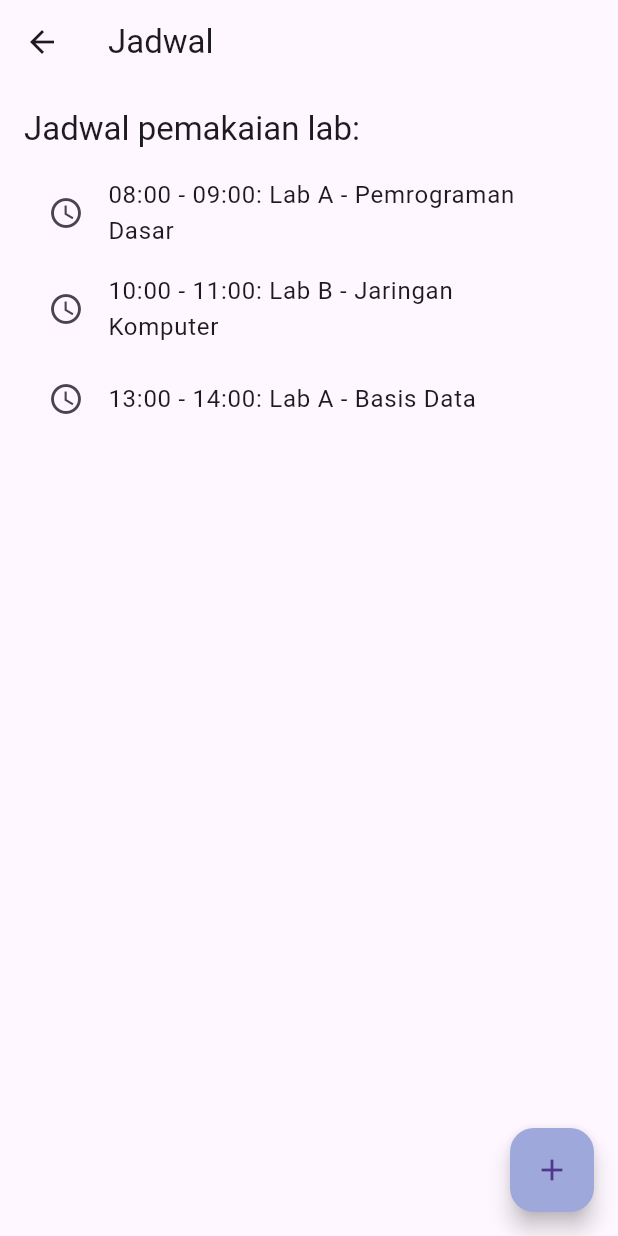
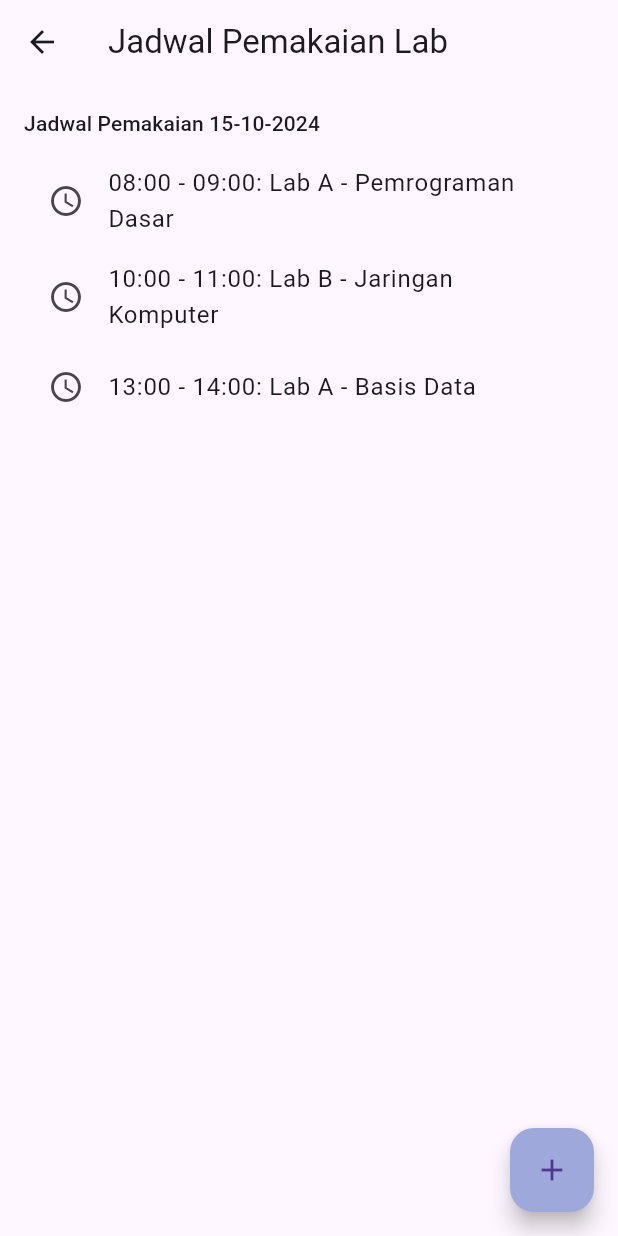
Before and after one commit to arsyida/lab_booking, a Flutter app: the LabSchedulePage screen opened directly with empty values, on a phone screen of 412 x 824 dp. Run offline on Flutter 3.47's test engine with Material 3 defaults, Android fonts, the light colour scheme and no system bars; our stand-ins replace table_calendar.

Commit message:
format date fix

```diff
--- a/lib/main.dart
+++ b/lib/main.dart
@@ -1,4 +1,5 @@
 import 'package:flutter/material.dart';
+import 'package:intl/intl.dart';
 import 'package:table_calendar/table_calendar.dart';
 
 void main() {
@@ -121,7 +122,7 @@ class LabSchedulePage extends StatelessWidget {
 
     return Scaffold(
       appBar: AppBar(
-        title: Text('Jadwal Pemakaian ${selectedDate.toLocal()}'.split(' ')[0]),
+        title: Text('Jadwal Pemakaian Lab'),
       ),
       body: Padding(
         padding: const EdgeInsets.all(16.0),
@@ -129,8 +130,8 @@ class LabSchedulePage extends StatelessWidget {
           crossAxisAlignment: CrossAxisAlignment.start,
           children: [
             Text(
-              'Jadwal pemakaian lab:',
-              style: Theme.of(context).textTheme.titleLarge,
+              'Jadwal Pemakaian ${DateFormat('dd-MM-yyyy').format(selectedDate)}',
+              style: Theme.of(context).textTheme.titleSmall,
             ),
             const SizedBox(height: 10),
             labSchedules.isNotEmpty
--- a/pubspec.yaml
+++ b/pubspec.yaml
@@ -30,7 +30,7 @@ environment:
 dependencies:
   flutter:
     sdk: flutter
-
+  intl: ^0.17.0
 
   # The following adds the Cupertino Icons font to your application.
   # Use with the CupertinoIcons class for iOS style icons.
```
